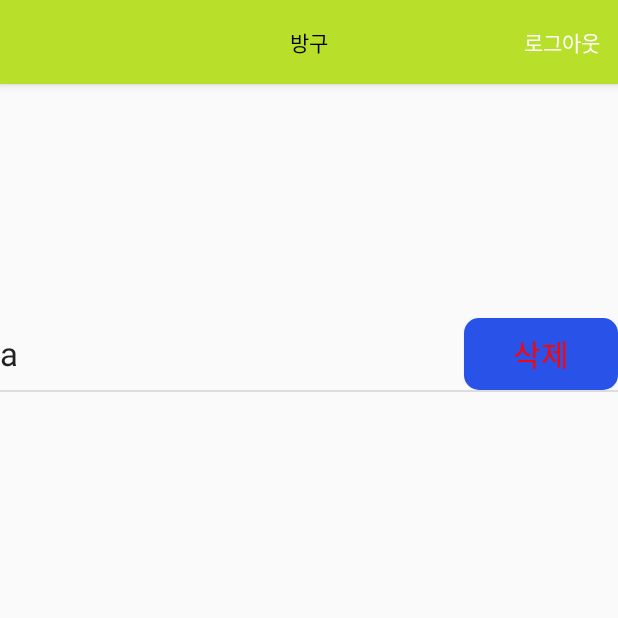
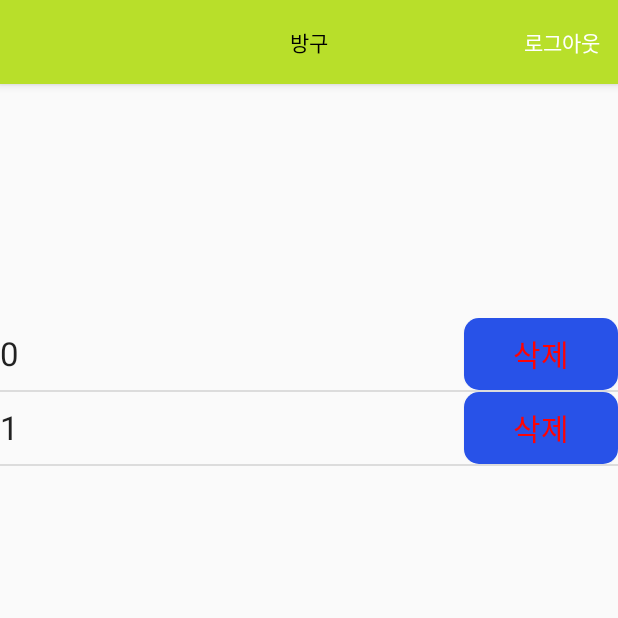
Before and after one commit to guhan589/MobilePrograaming_RecordRoom-ver2, an Android app: the MainActivity screen opened directly, with no data from a screen before it, on a phone screen of 412 x 824 dp, the top half of it. Run offline under Robolectric (Android 15) with nearby library versions, the phone set to English and light mode, and no system bars; 3 statements that could not run were skipped.

Commit message:
어댑터

```diff
--- a/app/src/main/java/com/example/recordroom/ListAdapter.kt
+++ b/app/src/main/java/com/example/recordroom/ListAdapter.kt
@@ -3,6 +3,7 @@ package com.example.recordroom
 import android.content.Context
 import android.os.Parcel
 import android.os.Parcelable
+import android.util.Log
 import android.view.LayoutInflater
 import android.view.View
 import android.view.View.inflate
@@ -10,7 +11,9 @@ import android.view.ViewGroup
 import android.widget.BaseAdapter
 import android.widget.Button
 import android.widget.TextView
+import android.widget.Toast
 import androidx.core.content.res.ComplexColorCompat.inflate
+import kotlinx.android.synthetic.main.item_list.view.*
 import org.w3c.dom.Text
 
 class ListAdapter(context:Context, list:ArrayList<RoomRecord>) : BaseAdapter(){
@@ -19,14 +22,32 @@ class ListAdapter(context:Context, list:ArrayList<RoomRecord>) : BaseAdapter(){
     val list = list
 
 
-    override fun getView(position: Int, convertView: View?, parent: ViewGroup?): View {
-        val view = LayoutInflater.from(context).inflate(R.layout.item_list,null)
+    override fun getView(position: Int, convertView: View?, parent: ViewGroup?): View? {
+        var view:View?=null
+        var titleView:TextView?=null
+        var deleteBtn:Button?=null
+        var addBtn:Button?=null
+        if(convertView == null){
+             view = LayoutInflater.from(context).inflate(R.layout.item_list,null)
+             titleView = view.findViewById<TextView>(R.id.list_text)
+             deleteBtn = view.findViewById<Button>(R.id.deleteBtn)
+             addBtn = view.findViewById<Button>(R.id.addBtn)
+        }
 
-        val titleView = view.findViewById<TextView>(R.id.list_text)
-        val deleteBtn = view.findViewById<Button>(R.id.deleteBtn)
 
+        if(position==0){
+            view?.row_layout?.visibility = View.GONE
+            view?.addBtn?.visibility = View.VISIBLE
+        }
         val room = list[position]
-        titleView.text = room.title
+        titleView?.text = room.title
+
+        deleteBtn?.setOnClickListener{
+            Toast.makeText(context,"리스트 삭제",Toast.LENGTH_SHORT).show()
+        }
+        addBtn?.setOnClickListener{
+            Toast.makeText(context,"추가하기 ",Toast.LENGTH_SHORT).show()
+        }
         return view
     }
 
@@ -38,7 +59,7 @@ class ListAdapter(context:Context, list:ArrayList<RoomRecord>) : BaseAdapter(){
         return position.toLong()
     }
 
-    override fun getCount(): Int {
+    override fun getCount(): Int { //getCount가 0일시 getView가 호출되지 않음
         return list.size
     }
 
--- a/app/src/main/java/com/example/recordroom/LoginActivity.kt
+++ b/app/src/main/java/com/example/recordroom/LoginActivity.kt
@@ -37,7 +37,7 @@ public class LoginActivity : AppCompatActivity() {
             user_id = ed_userId.text.toString()
             user_pw = ed_userPw.text.toString()
 
-            val status = search_space(user_id,user_pw)
+            val status = search_space(user_id,user_pw)// 아이디와 비밀번호가 모두 입력되었는지 확인
             if(status)//아이디 비밀번호 입력이 모두 입력하였을 경우
                 login(user_id,user_pw)
 
@@ -140,6 +140,7 @@ public class LoginActivity : AppCompatActivity() {
                     Log.d("TAG", "onDataChange_name: "+name)
                     mainIntent.putExtra("name",name)
                     startActivity(mainIntent)
+                    finish()
                 }else
                     show("계정이 존재하지 않습니다.")
 
--- a/app/src/main/java/com/example/recordroom/MainActivity.kt
+++ b/app/src/main/java/com/example/recordroom/MainActivity.kt
@@ -31,10 +31,19 @@ class MainActivity : AppCompatActivity() {
         toolbar.setTitle("")
         setSupportActionBar(toolbar)
 
-        data.add(RoomRecord("a","b","c","d"))
+        data.add(RoomRecord("0","0","0","d"))
+        data.add(RoomRecord("1","0","0","d"))
+
         val adapter = ListAdapter(this,data)
+        listView.adapter = adapter
         adapter.notifyDataSetChanged()
-        listView.adapter = adapter
+
+
+        listView.onItemClickListener = AdapterView.OnItemClickListener { parent, view, position, id ->
+            val selectItem = parent.getItemAtPosition(position) as String
+            Log.d("TAG", "selectItem: "+selectItem)
+        }
+
 
     }
 
@@ -73,4 +82,5 @@ class MainActivity : AppCompatActivity() {
     }
 
 
+
 }
```
Also changed, not shown: app/src/main/res/layout/app_bar.xml (added, +31 -0 lines).
